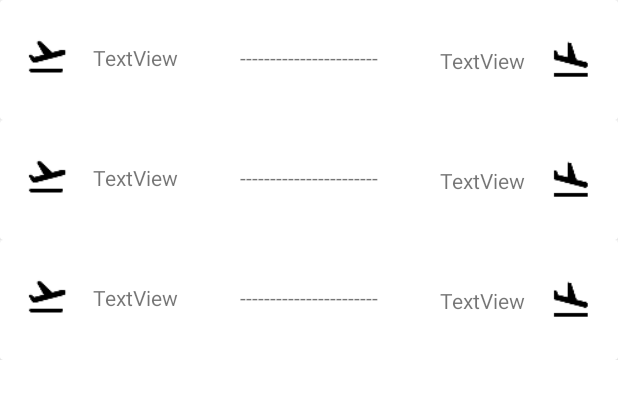
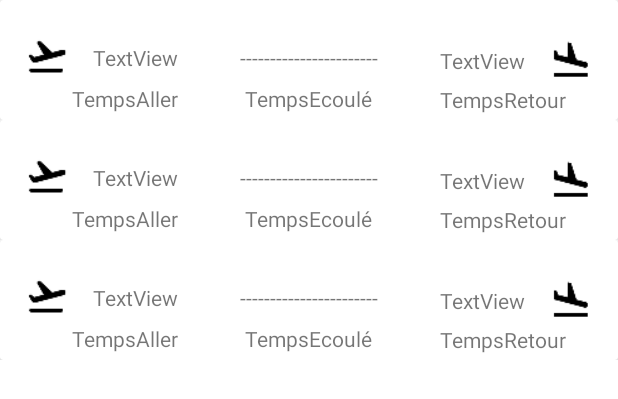
Before and after one commit to salifou-root163/M2_DFS_ANDROID, an Android app: the layout fragment_flight_list.xml on its own in the app's theme, with its tools: preview values and no code run, on a phone screen of 412 x 824 dp. Shown: the top 399 px of the screen. Run offline under Robolectric (Android 15) with nearby library versions, the phone set to English and light mode, and no system bars.

Commit message:
Affichage du temps

```diff
--- a/app/src/main/java/com/example/firstclass/adapter/FlightListAdapter.kt
+++ b/app/src/main/java/com/example/firstclass/adapter/FlightListAdapter.kt
@@ -8,6 +8,9 @@ import androidx.cardview.widget.CardView
 import androidx.recyclerview.widget.RecyclerView
 import com.example.firstclass.R
 import com.example.firstclass.model.FlightModel
+import com.example.firstclass.utils.Utils
+import java.text.SimpleDateFormat
+import java.util.*
 
 class FlightListAdapter(private val flights : List<FlightModel>,
                         private val flightListener: FlightItemListener
@@ -22,6 +25,9 @@ class FlightListAdapter(private val flights : List<FlightModel>,
         val cardView = itemView.findViewById<CardView>(R.id.cardView)!!
         val departure = itemView.findViewById<TextView>(R.id.departureCity)!!
         val arrival = itemView.findViewById<TextView>(R.id.arrivalCity)!!
+        val arrivalTime = itemView.findViewById<TextView>(R.id.arrivalTime)!!
+        val departureTime = itemView.findViewById<TextView>(R.id.departureTime)!!
+        val flightDuration = itemView.findViewById<TextView>(R.id.flightDuration)!!
 
     }
 
@@ -39,6 +45,17 @@ class FlightListAdapter(private val flights : List<FlightModel>,
             departure.text=flight.estDepartureAirport
             arrival.text=flight.estArrivalAirport
 
+            var convertDeparturetime: String? =convertLongToTime(flight.firstSeen)
+            var convertArrivaltime: String? =convertLongToTime(flight.lastSeen)
+            var getFlightduration=flight.lastSeen-flight.firstSeen
+
+            departureTime.text=convertDeparturetime
+            arrivalTime.text=convertArrivaltime
+
+            var convertFlightduration: String? =Utils.formatFlightDuration(getFlightduration)
+            flightDuration.text=convertFlightduration
+
+
         }
     }
 
@@ -48,4 +65,9 @@ class FlightListAdapter(private val flights : List<FlightModel>,
             R.id.cardView -> flightListener.onFlightSelected(v.tag as FlightModel)
         }
     }
+    fun convertLongToTime(time: Long): String {
+        var myTime:String="%02d:%02d".format(Date(time * 1000).hours, Date(time * 1000).minutes)
+
+        return myTime
+    }
 }
--- a/app/src/main/java/com/example/firstclass/utils/Utils.kt
+++ b/app/src/main/java/com/example/firstclass/utils/Utils.kt
@@ -197,5 +197,6 @@ class Utils private constructor() {
                 } else duration.append(minute).append("min").toString()
             }
         }
+
     }
 }
--- a/app/src/main/res/layout/item_flight.xml
+++ b/app/src/main/res/layout/item_flight.xml
@@ -14,7 +14,6 @@
         app:layout_constraintEnd_toEndOf="parent"
         app:layout_constraintHorizontal_bias="0.0"
         app:layout_constraintStart_toStartOf="parent"
-
         app:layout_constraintTop_toTopOf="parent"
         app:layout_constraintVertical_bias="0.0">
 
@@ -77,6 +76,47 @@
                 app:layout_constraintStart_toEndOf="@+id/departureCity"
                 app:layout_constraintTop_toTopOf="@+id/departure" />
 
+            <TextView
+                android:id="@+id/departureTime"
+                android:layout_width="wrap_content"
+                android:layout_height="wrap_content"
+                android:layout_marginStart="60dp"
+                android:layout_marginTop="8dp"
+                android:text="TempsAller"
+                app:layout_constraintEnd_toEndOf="@+id/departureCity"
+                app:layout_constraintHorizontal_bias="1.0"
+                app:layout_constraintStart_toStartOf="parent"
+                app:layout_constraintTop_toBottomOf="@+id/departureCity" />
+
+            <TextView
+                android:id="@+id/arrivalTime"
+                android:layout_width="wrap_content"
+                android:layout_height="wrap_content"
+                android:layout_marginTop="26dp"
+                android:layout_marginEnd="60dp"
+                android:layout_marginBottom="4dp"
+                android:text="TempsRetour"
+                app:layout_constraintBottom_toBottomOf="parent"
+                app:layout_constraintEnd_toEndOf="parent"
+                app:layout_constraintHorizontal_bias="0.0"
+                app:layout_constraintStart_toStartOf="@+id/arrivalCity"
+                app:layout_constraintTop_toTopOf="@+id/arrivalCity"
+                app:layout_constraintVertical_bias="0.0" />
+
+            <TextView
+                android:id="@+id/flightDuration"
+                android:layout_width="wrap_content"
+                android:layout_height="wrap_content"
+                android:layout_marginTop="27dp"
+                android:layout_marginBottom="4dp"
+                android:text="TempsEcoulé"
+                app:layout_constraintBottom_toBottomOf="parent"
+                app:layout_constraintEnd_toEndOf="@+id/textView6"
+                app:layout_constraintHorizontal_bias="0.466"
+                app:layout_constraintStart_toStartOf="@+id/textView6"
+                app:layout_constraintTop_toTopOf="@+id/textView6"
+                app:layout_constraintVertical_bias="0.0" />
+
 
         </androidx.constraintlayout.widget.ConstraintLayout>
 
```
